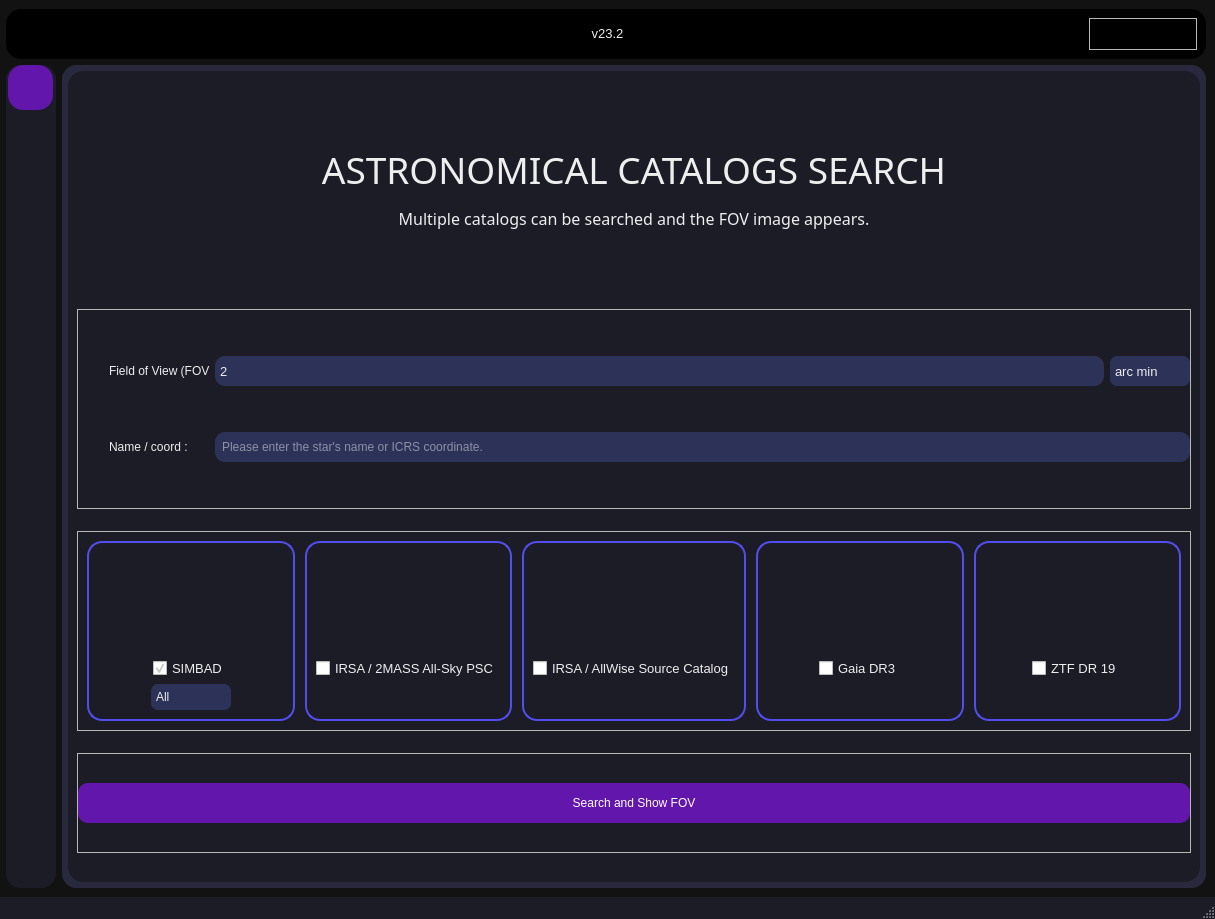
Old version of the form UI/main.ui in the repository krmerdem/Astro-Observer-Plan.
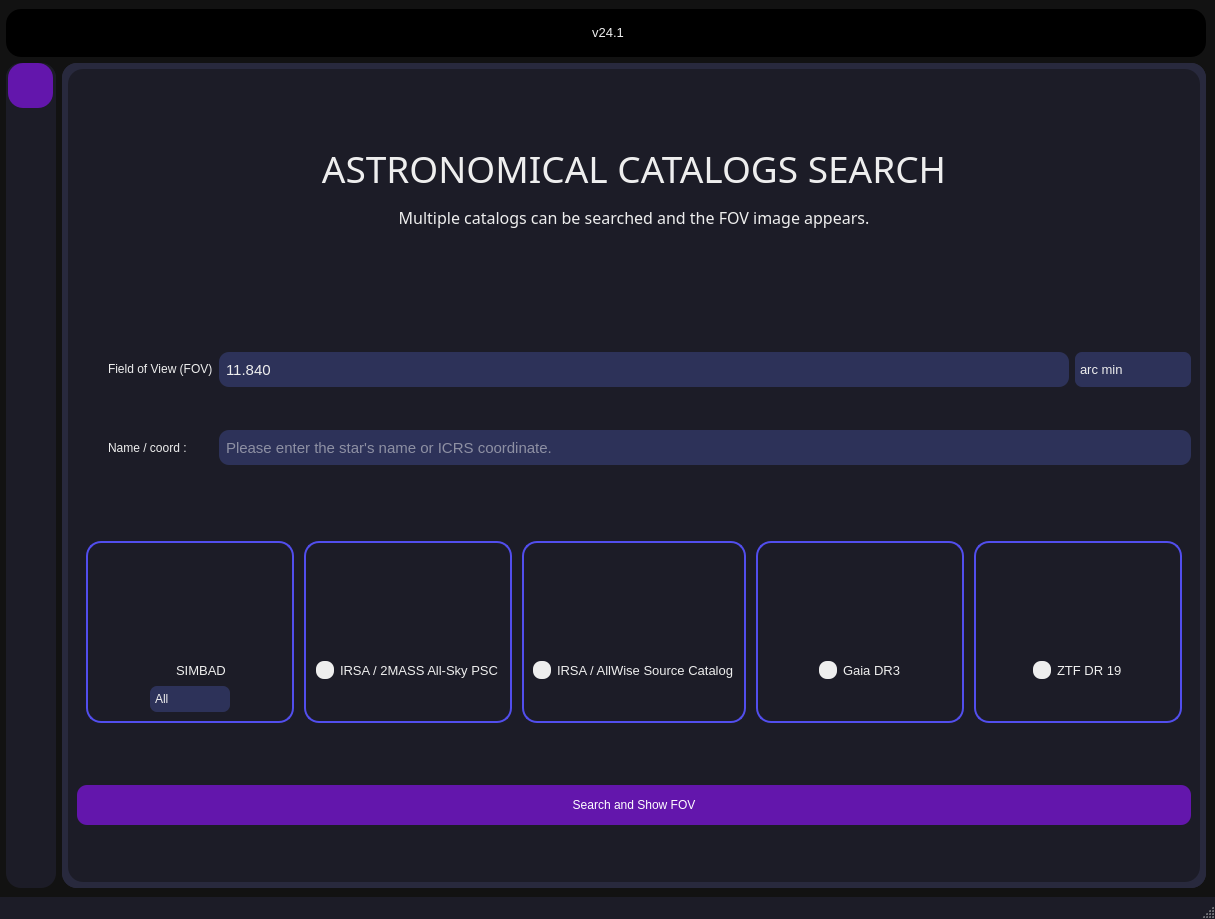
New version of the form. The open tabs and pages were chosen to show the change. Icons and pictures are not drawn.

Diff of the .ui file:
```diff
--- a/UI/main.ui
+++ b/UI/main.ui
@@ -633,6 +633,7 @@
        <string notr="true">#frame_aukr{
 background-color: #000000;
 border-radius: 15px;
+border: 0;
 }</string>
       </property>
       <property name="frameShape">
@@ -676,7 +677,10 @@
           </size>
          </property>
          <property name="styleSheet">
-          <string notr="true">QPushButton {
+          <string notr="true">QFrame {
+border: 0;
+}
+QPushButton {
 border-radius: 5px;
 background-color:#000000;
 }
@@ -817,7 +821,7 @@
         <widget class="QLabel" name="label_4">
          <property name="minimumSize">
           <size>
-           <width>35</width>
+           <width>40</width>
            <height>0</height>
           </size>
          </property>
@@ -834,7 +838,7 @@
           </font>
          </property>
          <property name="text">
-          <string>&lt;html&gt;&lt;head/&gt;&lt;body&gt;&lt;p align=&quot;center&quot;&gt;&lt;span style=&quot; color:#eeeeee;&quot;&gt;v23.2&lt;/span&gt;&lt;/p&gt;&lt;/body&gt;&lt;/html&gt;</string>
+          <string>&lt;html&gt;&lt;head/&gt;&lt;body&gt;&lt;p align=&quot;center&quot;&gt;&lt;span style=&quot; color:#eeeeee;&quot;&gt;v24.1&lt;/span&gt;&lt;/p&gt;&lt;/body&gt;&lt;/html&gt;</string>
          </property>
         </widget>
        </item>
@@ -4731,6 +4735,11 @@
                <height>200</height>
               </size>
              </property>
+             <property name="styleSheet">
+              <string notr="true">QFrame {
+border: 0;
+}</string>
+             </property>
              <property name="frameShape">
               <enum>QFrame::StyledPanel</enum>
              </property>
@@ -4750,14 +4759,92 @@
               <property name="bottomMargin">
                <number>6</number>
               </property>
+              <item row="0" column="1">
+               <widget class="QLabel" name="querylabel">
+                <property name="minimumSize">
+                 <size>
+                  <width>105</width>
+                  <height>35</height>
+                 </size>
+                </property>
+                <property name="maximumSize">
+                 <size>
+                  <width>105</width>
+                  <height>35</height>
+                 </size>
+                </property>
+                <property name="text">
+                 <string>&lt;html&gt;&lt;head/&gt;&lt;body&gt;&lt;p&gt;&lt;span style=&quot; color:#eeeeee;&quot;&gt;Field of View (FOV) :&lt;/span&gt;&lt;/p&gt;&lt;/body&gt;&lt;/html&gt;</string>
+                </property>
+               </widget>
+              </item>
+              <item row="2" column="0">
+               <widget class="QLabel" name="label_2">
+                <property name="minimumSize">
+                 <size>
+                  <width>25</width>
+                  <height>25</height>
+                 </size>
+                </property>
+                <property name="maximumSize">
+                 <size>
+                  <width>25</width>
+                  <height>25</height>
+                 </size>
+                </property>
+                <property name="text">
+                 <string/>
+                </property>
+                <property name="pixmap">
+                 <pixmap resource="../icon.qrc">:/icon/icon/index.svg</pixmap>
+                </property>
+               </widget>
+              </item>
+              <item row="0" column="0">
+               <widget class="QLabel" name="queryiconlabel">
+                <property name="minimumSize">
+                 <size>
+                  <width>25</width>
+                  <height>25</height>
+                 </size>
+                </property>
+                <property name="maximumSize">
+                 <size>
+                  <width>25</width>
+                  <height>25</height>
+                 </size>
+                </property>
+                <property name="text">
+                 <string/>
+                </property>
+                <property name="pixmap">
+                 <pixmap resource="../icon.qrc">:/icon/icon/region.svg</pixmap>
+                </property>
+                <property name="scaledContents">
+                 <bool>true</bool>
+                </property>
+               </widget>
+              </item>
               <item row="2" column="2" colspan="5">
                <widget class="QLineEdit" name="sim_lineEdit">
                 <property name="minimumSize">
                  <size>
                   <width>0</width>
-                  <height>30</height>
+                  <height>35</height>
                  </size>
                 </property>
+                <property name="maximumSize">
+                 <size>
+                  <width>16777215</width>
+                  <height>35</height>
+                 </size>
+                </property>
+                <property name="font">
+                 <font>
+                  <family>Arial</family>
+                  <pointsize>11</pointsize>
+                 </font>
+                </property>
                 <property name="styleSheet">
                  <string notr="true">QLineEdit {
 background: #2d3259;
@@ -4787,14 +4874,14 @@
                <widget class="QLabel" name="label">
                 <property name="minimumSize">
                  <size>
-                  <width>100</width>
-                  <height>0</height>
+                  <width>105</width>
+                  <height>35</height>
                  </size>
                 </property>
                 <property name="maximumSize">
                  <size>
-                  <width>100</width>
-                  <height>16777215</height>
+                  <width>105</width>
+                  <height>35</height>
                  </size>
                 </property>
                 <property name="styleSheet">
@@ -4808,110 +4895,7 @@
                 </property>
                </widget>
               </item>
-              <item row="2" column="0">
-               <widget class="QLabel" name="label_2">
-                <property name="minimumSize">
-                 <size>
-                  <width>25</width>
-                  <height>25</height>
-                 </size>
-                </property>
-                <property name="maximumSize">
-                 <size>
-                  <width>25</width>
-                  <height>25</height>
-                 </size>
-                </property>
-                <property name="text">
-                 <string/>
-                </property>
-                <property name="pixmap">
-                 <pixmap resource="../icon.qrc">:/icon/icon/index.svg</pixmap>
-                </property>
-               </widget>
-              </item>
-              <item row="0" column="0">
-               <widget class="QLabel" name="queryiconlabel">
-                <property name="minimumSize">
-                 <size>
-                  <width>25</width>
-                  <height>25</height>
-                 </size>
-                </property>
-                <property name="maximumSize">
-                 <size>
-                  <width>25</width>
-                  <height>25</height>
-                 </size>
-                </property>
-                <property name="text">
-                 <string/>
-                </property>
-                <property name="pixmap">
-                 <pixmap resource="../icon.qrc">:/icon/icon/region.svg</pixmap>
-                </property>
-                <property name="scaledContents">
-                 <bool>true</bool>
-                </property>
-               </widget>
-              </item>
-              <item row="0" column="1">
-               <widget class="QLabel" name="querylabel">
-                <property name="minimumSize">
-                 <size>
-                  <width>100</width>
-                  <height>30</height>
-                 </size>
-                </property>
-                <property name="maximumSize">
-                 <size>
-                  <width>100</width>
-                  <height>30</height>
-                 </size>
-                </property>
-                <property name="text">
-                 <string>&lt;html&gt;&lt;head/&gt;&lt;body&gt;&lt;p&gt;&lt;span style=&quot; color:#eeeeee;&quot;&gt;Field of View (FOV) :&lt;/span&gt;&lt;/p&gt;&lt;/body&gt;&lt;/html&gt;</string>
-                </property>
-               </widget>
-              </item>
-              <item row="0" column="2">
-               <widget class="QSpinBox" name="qregion_spinBox">
-                <property name="sizePolicy">
-                 <sizepolicy hsizetype="Expanding" vsizetype="Fixed">
-                  <horstretch>0</horstretch>
-                  <verstretch>0</verstretch>
-                 </sizepolicy>
-                </property>
-                <property name="minimumSize">
-                 <size>
-                  <width>0</width>
-                  <height>30</height>
-                 </size>
-                </property>
-                <property name="maximumSize">
-                 <size>
-                  <width>16777215</width>
-                  <height>30</height>
-                 </size>
-                </property>
-                <property name="font">
-                 <font>
-                  <family>Arial</family>
-                  <pointsize>10</pointsize>
-                 </font>
-                </property>
-                <property name="minimum">
-                 <number>1</number>
-                </property>
-                <property name="maximum">
-                 <number>60</number>
-                </property>
-                <property name="value">
-                 <number>2</number>
-                </property>
-               </widget>
-              </item>
-              <item row="0" column="3" colspan="4">
+              <item row="0" column="6">
                <widget class="QComboBox" name="qregion_comboBox">
                 <property name="sizePolicy">
                  <sizepolicy hsizetype="Preferred" vsizetype="Fixed">
@@ -4922,13 +4906,13 @@
                 <property name="minimumSize">
                  <size>
                   <width>80</width>
-                  <height>30</height>
+                  <height>35</height>
                  </size>
                 </property>
                 <property name="maximumSize">
                  <size>
                   <width>16777215</width>
-                  <height>30</height>
+                  <height>35</height>
                  </size>
                 </property>
                 <property name="font">
@@ -4957,6 +4941,40 @@
                 </item>
                </widget>
               </item>
+              <item row="0" column="2" colspan="4">
+               <widget class="QDoubleSpinBox" name="qregion_dspinBox">
+                <property name="minimumSize">
+                 <size>
+                  <width>850</width>
+                  <height>35</height>
+                 </size>
+                </property>
+                <property name="maximumSize">
+                 <size>
+                  <width>16777215</width>
+                  <height>35</height>
+                 </size>
+                </property>
+                <property name="font">
+                 <font>
+                  <family>Arial</family>
+                  <pointsize>11</pointsize>
+                 </font>
+                </property>
+                <property name="decimals">
+                 <number>3</number>
+                </property>
+                <property name="maximum">
+                 <double>59.999000000000002</double>
+                </property>
+                <property name="singleStep">
+                 <double>0.100000000000000</double>
+                </property>
+                <property name="value">
+                 <double>11.840000000000000</double>
+                </property>
+               </widget>
+              </item>
              </layout>
             </widget>
            </item>
@@ -4975,35 +4993,39 @@
               </size>
              </property>
              <property name="styleSheet">
-              <string notr="true">QRadioButton{
+              <string notr="true">#frame_5 {
+border: 0;
+}
+
+QRadioButton{
 color: #eeeeee;
 }
 
-QRadioButton::indicator {
+QCheckBox::indicator {
 width: 18px;
 height: 18px;
 border-radius:8px;
 }
 
-QRadioButton::indicator::unchecked
+QCheckBox::indicator::unchecked
 {
    background-color: #eeeeee;
 }
-QRadioButton::indicator:unchecked:hover
+QCheckBox::indicator:unchecked:hover
 {
     background-color: #6316AC;
 }
-QRadioButton::indicator::checked 
+QCheckBox::indicator::checked 
 {
-   background-color: #6fcf97;
+   image: url(:/icon/icon/check.svg)
 }
 
-QRadioButton::indicator:checked:pressed 
+QCheckBox::indicator:checked:pressed 
 {
    background-color: #7e31b5;
 }
 
-QRadioButton::indicator:unchecked:pressed 
+QCheckBox::indicator:unchecked:pressed 
 {
    background-color: #7e31b5;
 }
@@ -5191,6 +5213,9 @@
                      <pointsize>10</pointsize>
                     </font>
                    </property>
+                   <property name="styleSheet">
+                    <string notr="true"/>
+                   </property>
                    <property name="text">
                     <string>SIMBAD</string>
                    </property>
@@ -5307,7 +5332,7 @@
                <widget class="QFrame" name="wise_frame_cat">
                 <property name="styleSheet">
                  <string notr="true">#wise_frame_cat {
-border: 2px solid#524eee;
+border: 2px solid #524eee;
 border-radius: 15px;
 
 }</string>
@@ -5484,7 +5509,11 @@
               </size>
              </property>
              <property name="styleSheet">
-              <string notr="true">QPushButton{
+              <string notr="true">QFrame {
+border: 0;
+}
+
+QPushButton{
 background-color:  #6316AC;
 border-radius: 10px;
 	color: rgb(255, 255, 255);
@@ -5495,7 +5524,8 @@
     
 QPushButton:pressed {
     background-color: #7e31b5;
-}</string>
+}
+</string>
              </property>
              <property name="frameShape">
               <enum>QFrame::StyledPanel</enum>
```
Left out of the diff: 511 changed lines with no effect on the pictures.
